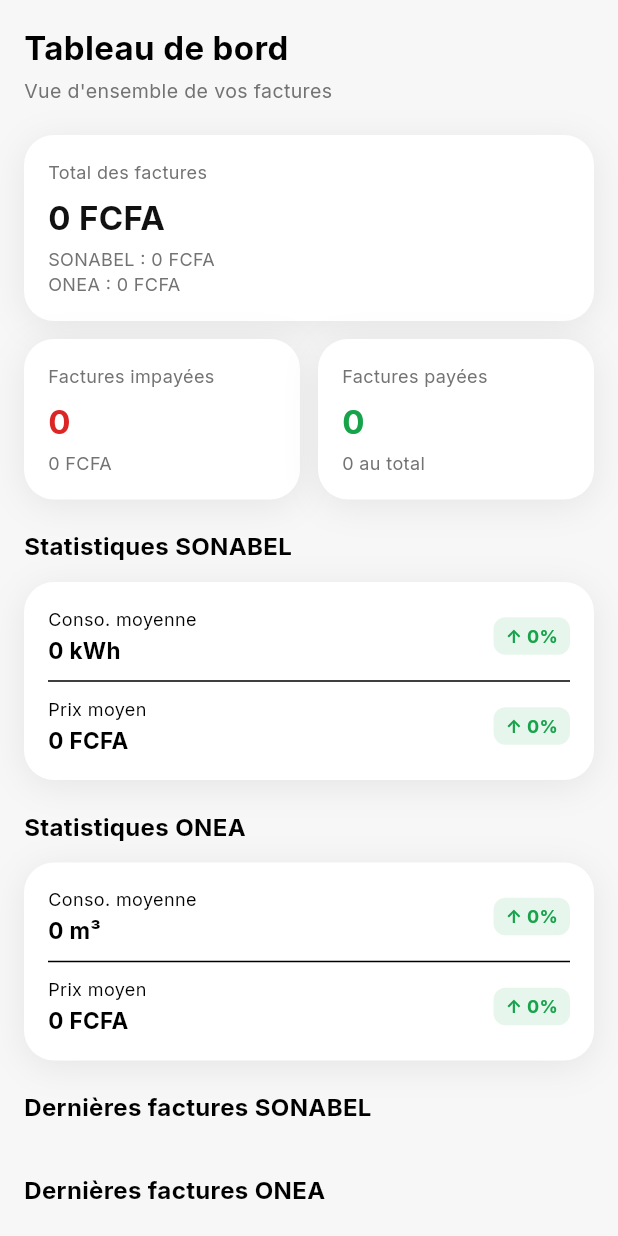
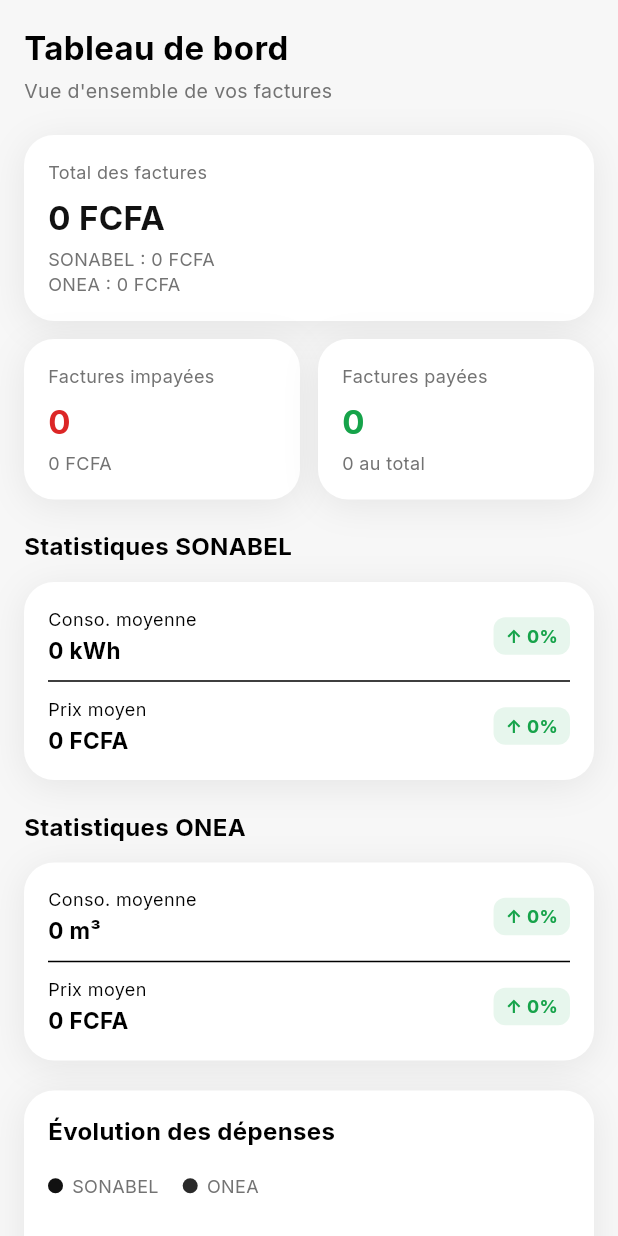
Before and after one commit to Kyrokx/FacTrack-Mobile, a Flutter app: the _DashboardBody widget shown alone on an empty page, opened directly with empty values, on a phone screen of 412 x 824 dp. Run offline on Flutter 3.47's test engine with Material 3 defaults, Android fonts, the phone set to English and light mode, and no system bars; drawn by our look-alikes of fl_chart; our stand-ins replace dio, flutter_secure_storage, open_filex; accounts and stored records are empty; network calls fail.

Commit message:
add dashboard features; implement price chart component and update dashboard screen

```diff
--- a/lib/features/dashboard/dashboard_screen.dart
+++ b/lib/features/dashboard/dashboard_screen.dart
@@ -1,7 +1,9 @@
 import 'package:factrack_mobile/core/app_theme.dart';
+import 'package:factrack_mobile/features/dashboard/price_chart.dart';
 import 'package:flutter/material.dart';
 import 'package:provider/provider.dart';
 import '../../widgets/bill_till.dart';
+import '../../widgets/section_card.dart';
 import '../../widgets/stats_card.dart';
 import '../../widgets/type_stats_card.dart';
 import 'dashboard_provider.dart';
@@ -138,7 +140,7 @@
         ),
         const SizedBox(height: 20),
 
-        /*SectionCard(
+        SectionCard(
           children: [
             Text(
               'Évolution des dépenses',
@@ -153,7 +155,7 @@
           ],
         ),
 
-        const SizedBox(height: 20),*/
+        const SizedBox(height: 20),
 
 
         // Dernières factures SONABEL
--- a/lib/features/dashboard/price_chart.dart
+++ b/lib/features/dashboard/price_chart.dart
@@ -65,11 +65,12 @@
                       final index = value.toInt();
                       if (value != index.toDouble()) return const SizedBox();
                       if (index < 0 || index >= periods.length) return const SizedBox();
-                      final parts = periods[index].split('-');
+                      if (index % 3 != 0) return const SizedBox(); // 1 label sur 3
+                      final parts = periods[index].split('/');
                       return Padding(
                         padding: const EdgeInsets.only(top: 8),
                         child: Text(
-                          '${parts[1]}/${parts[0].substring(2)}',
+                          '${parts[0]}/${parts[1].substring(2)}',
                           style: TextStyle(fontSize: 10, color: Theme.of(context).colorScheme.tertiary),
                         ),
                       );
@@ -106,6 +107,9 @@
   }
 
   LineChartBarData _buildLine(List<double> prices, Color color) {
+    if (prices.isEmpty) {
+      return LineChartBarData(spots: const [], color: color);
+    }
     return LineChartBarData(
       spots: prices.asMap().entries.map((e) => FlSpot(e.key.toDouble(), e.value)).toList(),
       isCurved: true,
```
